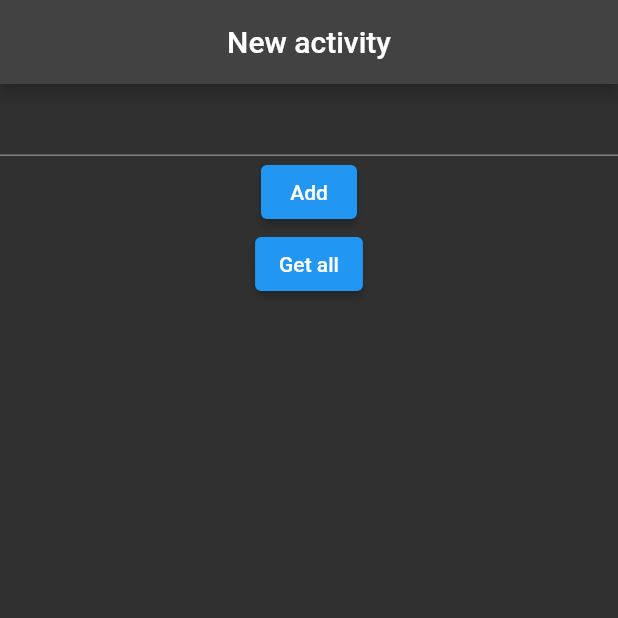
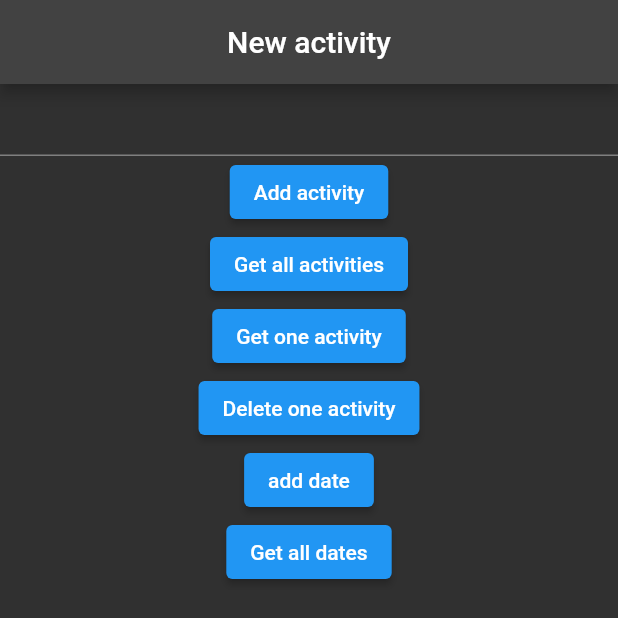
Before and after one commit to Chufretalas/em_frente, a Flutter app: the screen it shows after launch, on a phone screen of 412 x 824 dp. Shown: the top 618 px of the screen. Run offline on Flutter 3.47's test engine with Material 2 defaults, Android fonts, the phone set to English and light mode, and no system bars; our stand-ins replace sqflite; accounts and stored records are empty.

Commit message:
the database structure is almost done, just need to fix the foreign key

```diff
--- /dev/null
+++ b/lib/exceptions/database_query_exception.dart
@@ -0,0 +1,16 @@
+import 'package:sqflite/sqflite.dart';
+
+class DatabaseQueryException extends DatabaseException {
+  DatabaseQueryException(super.message);
+
+  @override
+  int? getResultCode() {
+    // TODO: implement getResultCode
+    throw UnimplementedError();
+  }
+
+  @override
+  // TODO: implement result
+  Object? get result => throw UnimplementedError();
+
+}
--- /dev/null
+++ b/lib/models/db_datetime.dart
@@ -0,0 +1,31 @@
+//Model for the dates stored in the database
+
+import '../db/activity_db_helper.dart';
+
+class DbDatetime {
+  final int? dateId;
+  late final DateTime date;
+  final int activityId;
+  late final String uniqueKey; //unique key to check for same date and activity
+
+  DbDatetime({this.dateId, required DateTime date, required this.activityId}) {
+    DateTime zeroedDate = DateTime(date.year, date.month,
+        date.day);
+    this.date = zeroedDate; // zeroes out the time, so it is easier to work with in the DB
+    this.uniqueKey = "${zeroedDate.toIso8601String()} || ${this.activityId.toString()}";
+  }
+
+  Map<String, dynamic> toMap() {
+    return {
+      ActivityDbHelper.tableDId: dateId,
+      ActivityDbHelper.tableDDate: date.toIso8601String(),
+      ActivityDbHelper.tableDForeign: activityId,
+      ActivityDbHelper.tableDUnique: uniqueKey,
+    };
+  }
+
+  @override
+  String toString() {
+    return 'DbDatetime{dateId: $dateId, date: $date, activityId: $activityId}';
+  }
+}
--- a/lib/screens/activity_form.dart
+++ b/lib/screens/activity_form.dart
@@ -1,5 +1,6 @@
 import 'package:flutter/material.dart';
 import 'package:pra_frente_app/models/activity.dart';
+import 'package:pra_frente_app/models/db_datetime.dart';
 
 import '../db/activity_db_helper.dart';
 
@@ -21,7 +22,7 @@ class ActivityForm extends StatelessWidget {
             controller: _activityController,
           ),
           ElevatedButton(
-            child: Text("Add"),
+            child: Text("Add activity"),
             onPressed: () {
               final String activityName = _activityController.text;
               ActivityDbHelper.instance
@@ -29,11 +30,45 @@ class ActivityForm extends StatelessWidget {
             },
           ),
           ElevatedButton(
-            child: Text("Get all"),
+            child: Text("Get all activities"),
             onPressed: () async {
-              final List<Activity> allActivities = await ActivityDbHelper.instance
-                  .getActivities();
+              final List<Activity> allActivities =
+                  await ActivityDbHelper.instance.getActivities();
               debugPrint(allActivities.toString());
+            },
+          ),
+          ElevatedButton(
+            child: Text("Get one activity"),
+            onPressed: () async {
+              final Activity activity =
+                  await ActivityDbHelper.instance.getOneActivity(4);
+              debugPrint(activity.toString());
+            },
+          ),
+          ElevatedButton(
+            child: Text("Delete one activity"),
+            onPressed: () async {
+              await ActivityDbHelper.instance.deleteActivity(1);
+            },
+          ),
+          ElevatedButton(
+            child: Text("add date"),
+            onPressed: () async {
+              int result = await ActivityDbHelper.instance.addDate(
+                date: DbDatetime(
+                  date: DateTime.fromMillisecondsSinceEpoch(1658109924000),
+                  activityId: 1,
+                ),
+              );
+              print(result);
+            },
+          ),
+          ElevatedButton(
+            child: Text("Get all dates"),
+            onPressed: () async {
+              final List<DbDatetime> allDates =
+                  await ActivityDbHelper.instance.getAllDates();
+              debugPrint(allDates.toString());
             },
           ),
         ],
```
Also changed, not shown: lib/db/activity_db_helper.dart (+43 -11 lines).
